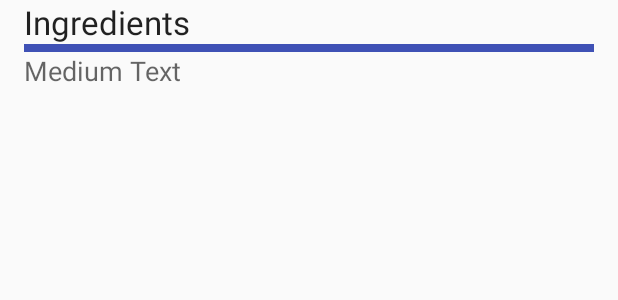
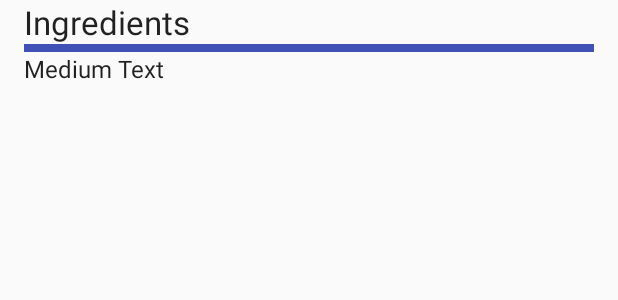
Before and after one commit to shawndur/MealDesigner, an Android app: the layout activity_recipe_info_item.xml on its own in the app's theme, with its tools: preview values and no code run, on a phone screen of 412 x 824 dp. Shown: the top 300 px of the screen. Run offline under Robolectric (Android 15) with nearby library versions, the light colour scheme and no system bars.

Commit message:
make recipe info look nicer

```diff
--- a/app/src/main/java/letseat/mealdesigner/recipeinfo/RecipeInfoAdapter.java
+++ b/app/src/main/java/letseat/mealdesigner/recipeinfo/RecipeInfoAdapter.java
@@ -67,8 +67,9 @@ class RecipeInfoAdapter extends RecyclerView.Adapter<RecyclerView.ViewHolder> {
          */
         void setText(List<String> text){
             _text.setText("");
-            for(String s : text){
-                _text.append(s + '\n');
+            Iterator<String> it = text.iterator();
+            for(int i=0;it.hasNext();++i){
+                _text.append((i+1)+".) "+it.next() + '\n');
             }
         }
     }
--- a/app/src/main/res/layout/activity_recipe_info_item.xml
+++ b/app/src/main/res/layout/activity_recipe_info_item.xml
@@ -22,7 +22,8 @@
     <TextView
         android:layout_width="wrap_content"
         android:layout_height="wrap_content"
-        android:textAppearance="?android:attr/textAppearanceMedium"
+        android:textAppearance="@style/TextAppearance.AppCompat.Menu"
         android:text="Medium Text"
-        android:id="@+id/info_item_text" />
+        android:id="@+id/info_item_text"
+        android:lineSpacingExtra="8sp" />
 </LinearLayout>
```
Also changed, not shown: app/src/main/java/letseat/mealdesigner/recipeinfo/RecipeInfo.java (+11 -7 lines).
